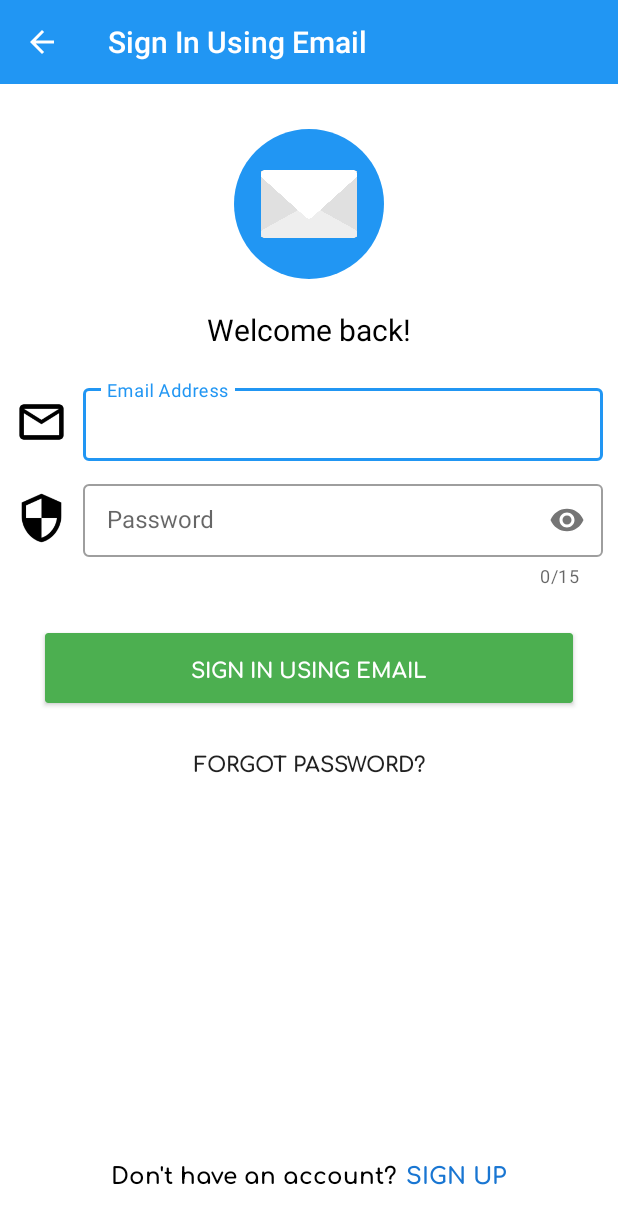
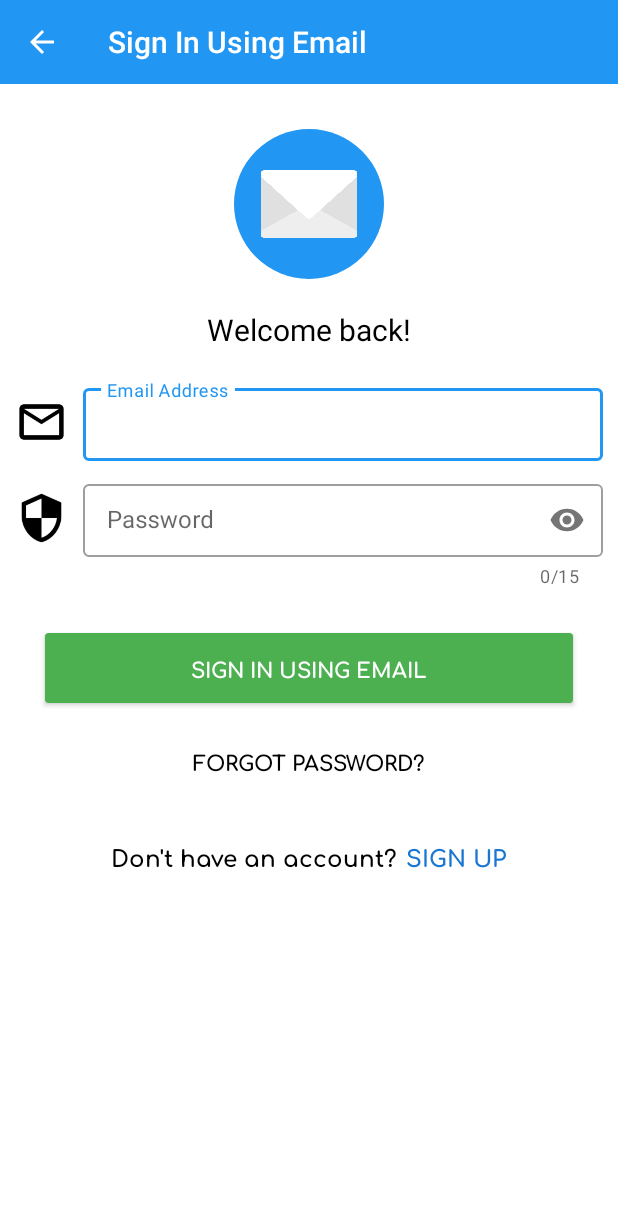
Before and after one commit to expensetracker015/expense_tracker, an Android app: the screen it shows after launch (SignInOrSignUpActivity), after a tap on "SIGN IN USING EMAIL", on a phone screen of 412 x 824 dp. Shown: the top 1224 px of the screen. Run offline under Robolectric (Android 15) with nearby library versions, the phone set to English and light mode, and no system bars; our stand-ins replace CircleImageView, Firebase (no records; nobody signed in at launch, a user with empty details on screens opened directly); libraries missing offline, so code that uses them is left out: com.shobhitpuri.custombuttons; 2 statements that could not run were skipped.

Commit message:
Initial commit

```diff
--- a/app/src/main/java/com/jaekapps/expensetracker/SignInUsingEmailFragment.java
+++ b/app/src/main/java/com/jaekapps/expensetracker/SignInUsingEmailFragment.java
@@ -10,7 +10,6 @@ import android.view.ViewGroup;
 
 import androidx.annotation.NonNull;
 import androidx.annotation.Nullable;
-import androidx.appcompat.widget.AppCompatButton;
 import androidx.cardview.widget.CardView;
 import androidx.fragment.app.Fragment;
 
@@ -21,9 +20,8 @@ import java.util.Objects;
 
 public class SignInUsingEmailFragment extends Fragment implements View.OnClickListener {
 
-    private AppCompatButton forgotPasswordButton;
     private boolean passwordStatus;
-    private CardView createAccountCardView, signInButton;
+    private CardView createAccountCardView, forgotPasswordButton, signInButton;
     private SignInListener signInListener;
     private TextInputEditText emailAddressTextInputEditText, passwordTextInputEditText;
     private TextInputLayout passwordTextInputLayout;
--- a/app/src/main/res/layout/signinusingemailfragment.xml
+++ b/app/src/main/res/layout/signinusingemailfragment.xml
@@ -1,5 +1,5 @@
 <?xml version="1.0" encoding="utf-8"?>
-<RelativeLayout
+<ScrollView
     xmlns:android="http://schemas.android.com/apk/res/android"
     xmlns:app="http://schemas.android.com/apk/res-auto"
     android:layout_width="match_parent"
@@ -8,8 +8,7 @@
 
     <LinearLayout
         android:layout_width="match_parent"
-        android:layout_height="match_parent"
-        android:layout_above="@id/createAccountCardView"
+        android:layout_height="wrap_content"
         android:orientation="vertical">
 
         <de.hdodenhof.circleimageview.CircleImageView
@@ -111,9 +110,10 @@
             android:id="@+id/signInButton"
             android:layout_width="match_parent"
             android:layout_height="wrap_content"
+            android:layout_gravity="center"
+            android:layout_marginEnd="30dp"
             android:layout_marginStart="30dp"
             android:layout_marginTop="20dp"
-            android:layout_marginEnd="30dp"
             android:backgroundTint="@color/colorSignInButton"
             android:foreground="?android:attr/selectableItemBackground"
             android:clickable="true"
@@ -133,38 +133,55 @@
 
         </androidx.cardview.widget.CardView>
 
-        <androidx.appcompat.widget.AppCompatButton
+        <androidx.cardview.widget.CardView
             android:id="@+id/forgotPasswordButton"
             android:layout_width="match_parent"
             android:layout_height="wrap_content"
+            android:layout_gravity="center"
+            android:layout_marginEnd="30dp"
+            android:layout_marginStart="30dp"
             android:layout_marginTop="15dp"
-            android:layout_marginStart="30dp"
-            android:layout_marginEnd="30dp"
+            android:clickable="true"
+            android:focusable="true"
+            android:fontFamily="@font/comfortaa_bold"
+            android:foreground="?attr/selectableItemBackground"
+            android:text="@string/forgotPasswordButtonText"
+            app:cardElevation="0dp">
+
+            <TextView
+                android:layout_width="wrap_content"
+                android:layout_height="wrap_content"
+                android:layout_gravity="center"
+                android:layout_margin="12dp"
                 android:fontFamily="@font/comfortaa_bold"
                 android:text="@string/forgotPasswordButtonText"
-            style="@style/ForgotPasswordButtonTheme">
+                android:textAllCaps="true"
+                android:textColor="#000000"
+                android:textStyle="bold">
 
-        </androidx.appcompat.widget.AppCompatButton>
+            </TextView>
 
-    </LinearLayout>
+        </androidx.cardview.widget.CardView>
 
         <androidx.cardview.widget.CardView
             android:id="@+id/createAccountCardView"
-        android:layout_width="wrap_content"
+            android:layout_width="match_parent"
             android:layout_height="wrap_content"
-        android:layout_alignParentBottom="true"
-        android:layout_centerHorizontal="true"
+            android:layout_gravity="center"
             android:layout_marginBottom="20dp"
+            android:layout_marginEnd="30dp"
+            android:layout_marginStart="30dp"
+            android:layout_marginTop="15dp"
             android:clickable="true"
             android:focusable="true"
             android:foreground="?attr/selectableItemBackground"
-        app:cardCornerRadius="0dp"
             app:cardElevation="0dp"
-        app:contentPadding="10dp">
+            app:contentPadding="12dp">
 
             <LinearLayout
                 android:layout_width="wrap_content"
                 android:layout_height="wrap_content"
+                android:layout_gravity="center"
                 android:orientation="horizontal">
 
                 <TextView
@@ -192,4 +209,6 @@
 
         </androidx.cardview.widget.CardView>
 
-</RelativeLayout>
+    </LinearLayout>
+
+</ScrollView>
--- a/app/src/main/res/values/styles.xml
+++ b/app/src/main/res/values/styles.xml
@@ -27,10 +27,6 @@
 
     <style name="CancelOrOkButtonTheme" parent="Widget.AppCompat.Button.Borderless">
         <item name="android:textColor">@color/colorPrimary</item>
-    </style>
-
-    <style name="ForgotPasswordButtonTheme" parent="Widget.AppCompat.Button.Borderless">
-
     </style>
 
     <style name="DatePickerDialogAnimation">
```
Also changed, not shown: app/src/main/res/layout/signupusingemailfragment.xml (+13 -13 lines). Lines whose indentation alone changed are shown as unchanged.
